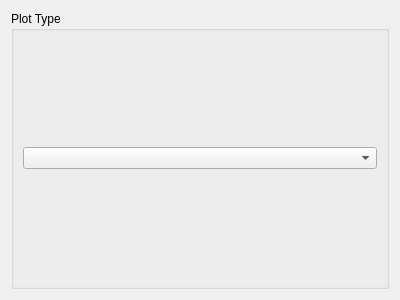
First picture: the form in mtpy/gui/SmartMT/ui_asset/plot_options.ui, repository MTgeophysics/mtpy, before the edit.
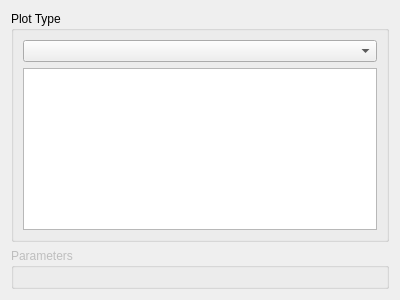
Second picture: the form after the edit.

Commit message: Plot option update

The edit to the form file:
```diff
--- a/mtpy/gui/SmartMT/ui_asset/plot_options.ui
+++ b/mtpy/gui/SmartMT/ui_asset/plot_options.ui
@@ -26,9 +26,27 @@
       <item>
        <widget class="QComboBox" name="comboBoxSelect_Plot"/>
       </item>
+      <item>
+       <widget class="QTextEdit" name="textEditPlot_Description">
+        <property name="readOnly">
+         <bool>true</bool>
+        </property>
+       </widget>
+      </item>
      </layout>
     </widget>
    </item>
+   <item>
+    <widget class="QGroupBox" name="groupBoxParameters">
+     <property name="enabled">
+      <bool>false</bool>
+     </property>
+     <property name="title">
+      <string>Parameters</string>
+     </property>
+     <layout class="QFormLayout" name="formLayout"/>
+    </widget>
+   </item>
   </layout>
  </widget>
  <resources/>
```
Left out of the diff: 2 changed lines with no effect on the pictures. The commit also changes 6 other files.
